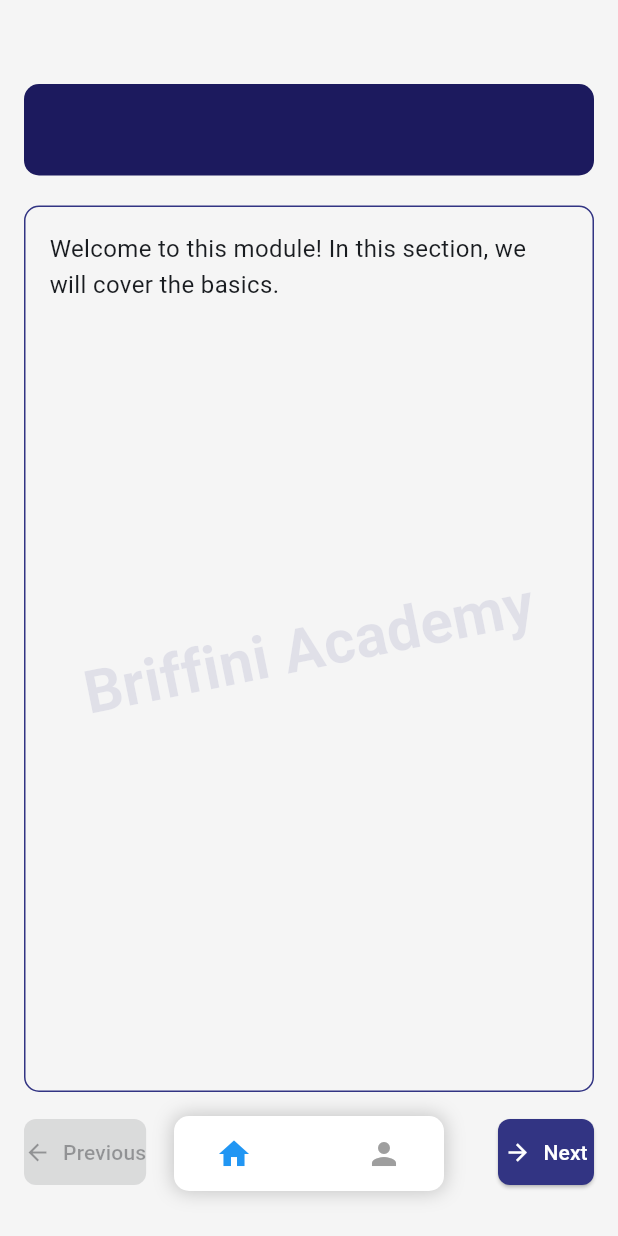
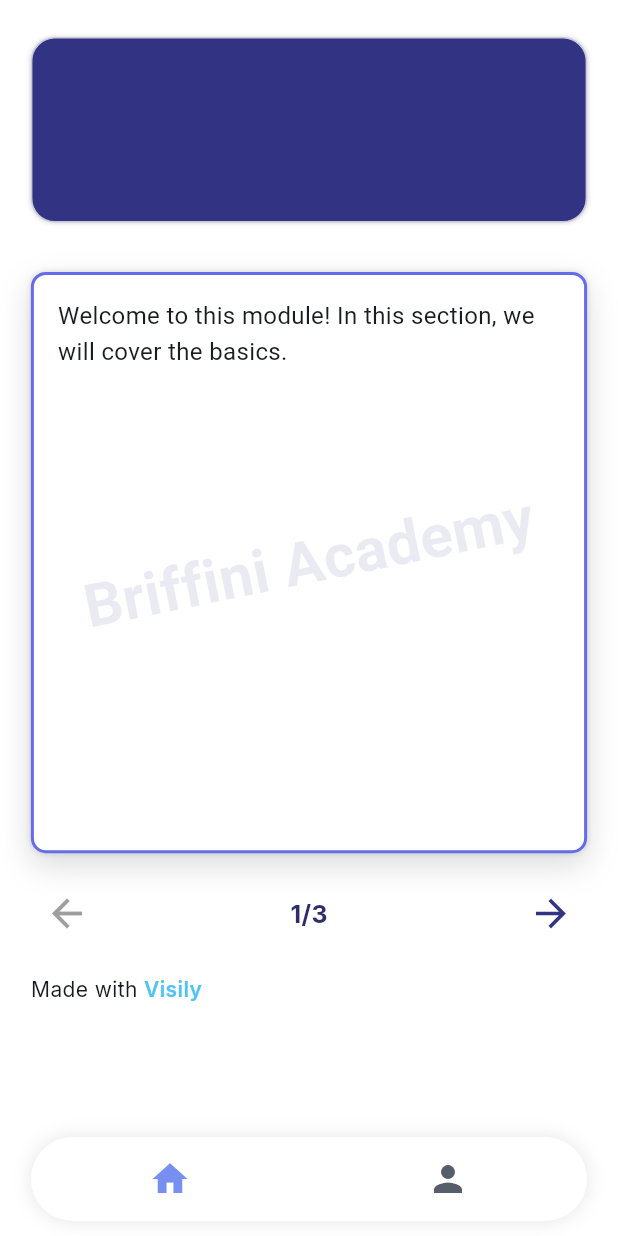
Before and after one commit to Priyanshu-Bej/briffiniApp, a Flutter app: the ContentViewerScreen screen opened directly with empty values, on a phone screen of 412 x 824 dp. Run offline on Flutter 3.47's test engine with Material 3 defaults, Android fonts, the phone set to English and light mode, and no system bars; our stand-ins replace chewie, cloud_firestore, firebase_auth, firebase_core, firebase_storage, google_fonts and 1 more; missing offline and left inert: dart:html, dart:ui_web, flutter_pdfview; accounts and stored records are empty.

Commit message:
Update content viewer screen with new responsive design

```diff
--- a/lib/screens/content_viewer_screen_mobile.dart
+++ b/lib/screens/content_viewer_screen_mobile.dart
@@ -7,6 +7,7 @@ import 'package:http/http.dart' as http;
 import 'package:path_provider/path_provider.dart';
 import 'dart:io';
 import 'package:flutter/services.dart';
+import 'package:google_fonts/google_fonts.dart';
 
 import '../models/course_model.dart';
 import '../models/module_model.dart';
@@ -118,6 +119,24 @@ class _ContentViewerScreenState extends State<ContentViewerScreen> with WidgetsB
       setState(() {
         _isLoading = false;
       });
+    }
+  }
+
+  void _onItemTapped(int index) {
+    setState(() {
+      _selectedIndex = index;
+    });
+
+    // Handle navigation based on index
+    if (index == 1) {
+      // Profile navigation
+      AppNavigator.navigateTo(
+        context: context,
+        page: const ProfileScreen(),
+      );
+    } else if (index == 0) {
+      // Home - go back to previous screen
+      Navigator.pop(context);
     }
   }
 
@@ -272,11 +291,7 @@ class _ContentViewerScreenState extends State<ContentViewerScreen> with WidgetsB
         }
 
         // Show loading indicator while PDF is being prepared
-        // Use a container with fixed dimensions to prevent layout shifting
-        return Container(
-          width: double.infinity,
-          height: double.infinity,
-          color: Colors.white,
+        return Center(
           child: Column(
             mainAxisAlignment: MainAxisAlignment.center,
             children: const [
@@ -332,7 +347,29 @@ class _ContentViewerScreenState extends State<ContentViewerScreen> with WidgetsB
 
   @override
   Widget build(BuildContext context) {
+    // Get screen dimensions for responsiveness
+    final screenSize = MediaQuery.of(context).size;
+    final safeAreaTop = MediaQuery.of(context).padding.top;
+    final safeAreaBottom = MediaQuery.of(context).padding.bottom;
+
+    // Color Scheme:
+    // - Background: #FFFFFF (White)
+    // - User Profile Card:
+    //   - Background: #323483 (Dark Blue)
+    //   - Border: #C9C8D8 (Light Grayish-Purple)
+    //   - Text: #FFFFFF (White)
+    // - Content Container:
+    //   - Background: #FFFFFF (White)
+    //   - Border: #656BE9 (Bright Blue)
+    //   - Play Button: #171A1F (Dark Gray)
+    // - Bottom Navigation Bar:
+    //   - Background: #FFFFFF (White)
+    //   - Icons:
+    //     - Unselected: #565E6C (Neutral Gray)
+    //     - Selected: #778FF0 (Light Blue)
+
     return Scaffold(
+      backgroundColor: Colors.white,
       body: _isLoading
         ? const Center(child: CircularProgressIndicator())
         : FutureBuilder<List<ContentModel>>(
@@ -378,53 +415,113 @@ class _ContentViewerScreenState extends State<ContentViewerScreen> with WidgetsB
 
               final currentContent = contentList[_currentContentIndex];
 
-                return Stack(
+              return Container(
+                width: screenSize.width,
+                height: screenSize.height,
+                color: Colors.white, // Page background
+                child: Stack(
                   children: [
+                    // Main content area with padding
                     Padding(
-                      padding: const EdgeInsets.all(16.0),
+                      padding: EdgeInsets.only(
+                        top: safeAreaTop + screenSize.height * 0.01,
+                        bottom: safeAreaBottom + 80, // Space for bottom nav
+                      ),
                       child: Column(
                         crossAxisAlignment: CrossAxisAlignment.start,
                         children: [
-                          const SizedBox(height: 40),
-                          // Header with course and module title
-                      Container(
-                        padding: const EdgeInsets.all(16),
+                          // User Profile Card - Module Title
+                          Padding(
+                            padding: EdgeInsets.symmetric(
+                              horizontal: screenSize.width * 0.05,
+                              vertical: screenSize.height * 0.02,
+                            ),
+                            child: Container(
+                              width: double.infinity,
+                              height: screenSize.height * 0.15,
                               decoration: BoxDecoration(
-                              color: const Color(0xFF1C1A5E), // Dark blue background
-                              borderRadius: BorderRadius.circular(10),
+                                color: const Color(0xFF323483),
+                                borderRadius: BorderRadius.circular(16),
+                                border: Border.all(
+                                  color: const Color(0xFFC9C8D8),
+                                  width: 1,
+                                ),
+                                boxShadow: const [
+                                  BoxShadow(
+                                    color: Color(0x1F171A1F),
+                                    offset: Offset(0, 0),
+                                    blurRadius: 2,
+                                  ),
+                                  BoxShadow(
+                                    color: Color(0x12171A1F),
+                                    offset: Offset(0, 0),
+                                    blurRadius: 1,
+                                  ),
+                                ],
                               ),
                               child: Center(
                                 child: Text(
                                   widget.module.title,
-                                style: const TextStyle(
-                                  fontSize: 20,
-                                  fontWeight: FontWeight.bold,
+                                  style: GoogleFonts.archivo(
+                                    fontSize: screenSize.width * 0.06,
+                                    fontWeight: FontWeight.w700,
                                     color: Colors.white,
+                                  ),
+                                  textAlign: TextAlign.center,
+                                  overflow: TextOverflow.ellipsis,
                                 ),
                               ),
                             ),
                           ),
-                          const SizedBox(height: 20),
 
-                          // Content viewer area
+                          SizedBox(height: screenSize.height * 0.02),
+
+                          // Content Container
                           Expanded(
+                            child: Padding(
+                              padding: EdgeInsets.symmetric(horizontal: screenSize.width * 0.05),
                               child: Container(
+                                width: double.infinity,
                                 decoration: BoxDecoration(
-                                border: Border.all(color: const Color(0xFF323483), width: 1),
+                                  color: Colors.white,
                                   borderRadius: BorderRadius.circular(10),
+                                  border: Border.all(
+                                    color: const Color(0xFF656BE9),
+                                    width: 2,
                                   ),
+                                  boxShadow: const [
+                                    BoxShadow(
+                                      color: Color(0x26171A1F),
+                                      offset: Offset(0, 8),
+                                      blurRadius: 17,
+                                    ),
+                                    BoxShadow(
+                                      color: Color(0x1F171A1F),
+                                      offset: Offset(0, 0),
+                                      blurRadius: 2,
+                                    ),
+                                  ],
+                                ),
+                                child: ClipRRect(
+                                  borderRadius: BorderRadius.circular(8),
                                   child: _buildContentView(currentContent),
                                 ),
                               ),
+                            ),
+                          ),
 
-                      // Navigation
-                      Container(
-                            padding: const EdgeInsets.symmetric(vertical: 16),
+                          // Navigation row (prev/next) with index indicator
+                          Padding(
+                            padding: EdgeInsets.only(
+                              top: screenSize.height * 0.02,
+                              left: screenSize.width * 0.05,
+                              right: screenSize.width * 0.05,
+                            ),
                             child: Row(
                               mainAxisAlignment: MainAxisAlignment.spaceBetween,
                               children: [
                                 // Previous button
-                            ElevatedButton.icon(
+                                IconButton(
                                   onPressed: _currentContentIndex > 0
                                       ? () {
                                         setState(() {
@@ -436,31 +533,27 @@ class _ContentViewerScreenState extends State<ContentViewerScreen> with WidgetsB
                                         });
                                       }
                                       : null,
-                              icon: const Icon(Icons.arrow_back),
-                              label: const Text('Previous'),
-                              style: ElevatedButton.styleFrom(
-                                    backgroundColor: const Color(0xFF323483),
-                                foregroundColor: Colors.white,
+                                  icon: Icon(
+                                    Icons.arrow_back,
+                                    color: _currentContentIndex > 0
+                                        ? const Color(0xFF323483)
+                                        : Colors.grey,
+                                    size: 30,
                                   ),
                                 ),
 
                                 // Progress indicator
-                                Column(
-                                  children: [
                                 Text(
                                   '${_currentContentIndex + 1}/${contentList.length}',
-                                      style: const TextStyle(fontWeight: FontWeight.bold),
+                                  style: GoogleFonts.inter(
+                                    fontSize: screenSize.width * 0.04,
+                                    fontWeight: FontWeight.bold,
+                                    color: const Color(0xFF2E2C6A),
                                   ),
-                                    const SizedBox(height: 4),
-                                    Text(
-                                      contentList[_currentContentIndex].contentType.toUpperCase(),
-                                      style: const TextStyle(fontSize: 12, color: Colors.grey),
-                                    ),
-                                  ],
                                 ),
 
                                 // Next button
-                            ElevatedButton.icon(
+                                IconButton(
                                   onPressed: _currentContentIndex < contentList.length - 1
                                       ? () {
                                         setState(() {
@@ -472,11 +565,42 @@ class _ContentViewerScreenState extends State<ContentViewerScreen> with WidgetsB
                                         });
                                       }
                                       : null,
-                              icon: const Icon(Icons.arrow_forward),
-                              label: const Text('Next'),
-                              style: ElevatedButton.styleFrom(
-                                    backgroundColor: const Color(0xFF323483),
-                                foregroundColor: Colors.white,
+                                  icon: Icon(
+                                    Icons.arrow_forward,
+                                    color: _currentContentIndex < contentList.length - 1
+                                        ? const Color(0xFF323483)
+                                        : Colors.grey,
+                                    size: 30,
+                                  ),
+                                ),
+                              ],
+                            ),
+                          ),
+
+                          // Footer: "Made with Visily"
+                          Padding(
+                            padding: EdgeInsets.only(
+                              top: screenSize.height * 0.02,
+                              left: screenSize.width * 0.05,
+                              bottom: screenSize.height * 0.01,
+                            ),
+                            child: Row(
+                              mainAxisSize: MainAxisSize.min,
+                              children: [
+                                Text(
+                                  "Made with ",
+                                  style: GoogleFonts.inter(
+                                    fontSize: 14,
+                                    fontWeight: FontWeight.w400,
+                                    color: const Color(0xFF171A1F),
+                                  ),
+                                ),
+                                Text(
+                                  "Visily",
+                                  style: GoogleFonts.inter(
+                                    fontSize: 14,
+                                    fontWeight: FontWeight.w600,
+                                    color: Colors.lightBlue[300],
                                   ),
                                 ),
                               ],
@@ -485,67 +609,54 @@ class _ContentViewerScreenState extends State<ContentViewerScreen> with WidgetsB
                         ],
                       ),
                     ),
-
-                    // Floating navigation bar
-                    Positioned(
-                      left: 0,
-                      right: 0,
-                      bottom: 30,
-                      child: Center(
-                        child: Container(
-                          width: 180, // Increased width for more space between icons
-                          height: 50,
+                  ],
+                ),
+              );
+            },
+          ),
+      bottomNavigationBar: Container(
+        margin: EdgeInsets.only(
+          left: screenSize.width * 0.05,
+          right: screenSize.width * 0.05,
+          bottom: safeAreaBottom + 10,
+        ),
         decoration: BoxDecoration(
           color: Colors.white,
-                            borderRadius: BorderRadius.circular(10),
+          borderRadius: BorderRadius.circular(30),
           boxShadow: [
             BoxShadow(
-                                color: Colors.black.withOpacity(0.2),
+              color: Colors.black.withOpacity(0.1),
               blurRadius: 10,
-                                spreadRadius: 1,
+              offset: const Offset(0, 0),
             ),
           ],
         ),
-                          child: Row(
-                            mainAxisAlignment: MainAxisAlignment.spaceEvenly,
-                            children: [
-                              IconButton(
-                                icon: Icon(
-                                  Icons.home,
-                                  color: _selectedIndex == 0 ? Colors.blue : Colors.grey,
+        child: ClipRRect(
+          borderRadius: BorderRadius.circular(30),
+          child: BottomNavigationBar(
+            items: const <BottomNavigationBarItem>[
+              BottomNavigationBarItem(
+                icon: Icon(Icons.home, size: 28),
+                label: '',
               ),
-                                onPressed: () {
-                                  setState(() {
-                                    _selectedIndex = 0;
-                                  });
-                                  Navigator.pop(context);
-                                },
-                              ),
-                              const SizedBox(width: 20), // Added space between icons
-                              IconButton(
-                                icon: Icon(
-                                  Icons.person,
-                                  color: _selectedIndex == 1 ? Colors.blue : Colors.grey,
-                                ),
-                                onPressed: () {
-                                  setState(() {
-                                    _selectedIndex = 1;
-                                  });
-                                  // Navigate to profile screen with smooth animation
-                                  AppNavigator.navigateTo(
-                                    context: context,
-                                    page: const ProfileScreen(),
-                                  );
-                                },
+              BottomNavigationBarItem(
+                icon: Icon(Icons.person, size: 28),
+                label: '',
               ),
             ],
+            currentIndex: _selectedIndex,
+            selectedItemColor: const Color(0xFF778FF0),
+            unselectedItemColor: const Color(0xFF565E6C),
+            onTap: _onItemTapped,
+            backgroundColor: Colors.transparent,
+            elevation: 0,
+            type: BottomNavigationBarType.fixed,
+            selectedFontSize: 0,
+            unselectedFontSize: 0,
+            showSelectedLabels: false,
+            showUnselectedLabels: false,
           ),
         ),
-                        ),
-                      ),
-                    ],
-                  );
-                },
       ),
     );
   }
```
Lines whose indentation alone changed are shown as unchanged.
